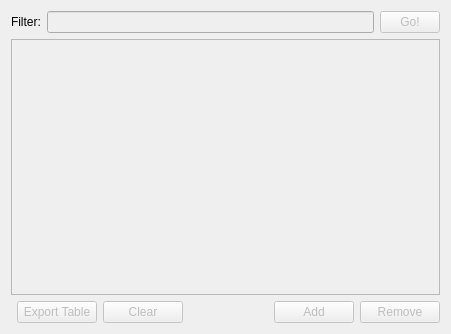
This is BrowseWidget.ui in jimtendo/QuteSQL as Qt 5 draws it before an edit. The edited form follows.
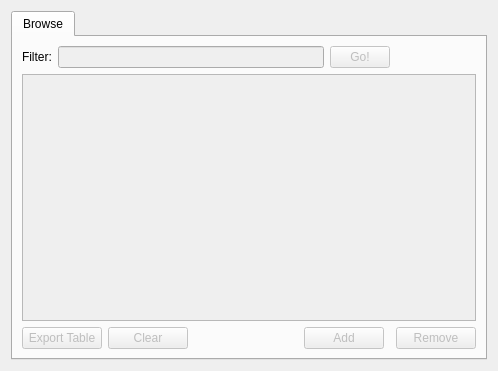
This is the edited form. Icons and pictures are not drawn.

What changed in the file:
```diff
--- a/BrowseWidget.ui
+++ b/BrowseWidget.ui
@@ -6,17 +6,106 @@
    <rect>
     <x>0</x>
     <y>0</y>
-    <width>451</width>
-    <height>334</height>
+    <width>498</width>
+    <height>371</height>
    </rect>
   </property>
   <property name="windowTitle">
    <string>Form</string>
   </property>
+  <layout class="QGridLayout" name="gridLayout_2">
+   <item row="0" column="0">
+    <widget class="QTabWidget" name="tabWidget">
+     <property name="currentIndex">
+      <number>0</number>
+     </property>
+     <widget class="QWidget" name="tab">
+      <attribute name="icon">
+       <iconset theme="folder"/>
+      </attribute>
+      <attribute name="title">
+       <string>Browse</string>
+      </attribute>
   <layout class="QGridLayout" name="gridLayout">
-   <item row="0" column="0" colspan="6">
-    <layout class="QHBoxLayout" name="horizontalLayout">
-     <item>
+       <item row="1" column="0" colspan="6">
+        <widget class="QTableView" name="tableView">
+         <property name="enabled">
+          <bool>false</bool>
+         </property>
+        </widget>
+       </item>
+       <item row="2" column="0">
+        <widget class="QPushButton" name="saveAsButton">
+         <property name="enabled">
+          <bool>false</bool>
+         </property>
+         <property name="text">
+          <string>Export Table</string>
+         </property>
+         <property name="icon">
+          <iconset theme="document-export">
+           <normaloff>.</normaloff>.</iconset>
+         </property>
+        </widget>
+       </item>
+       <item row="2" column="1">
+        <widget class="QPushButton" name="clearButton">
+         <property name="enabled">
+          <bool>false</bool>
+         </property>
+         <property name="text">
+          <string>Clear</string>
+         </property>
+         <property name="icon">
+          <iconset theme="edit-clear">
+           <normaloff>.</normaloff>.</iconset>
+         </property>
+        </widget>
+       </item>
+       <item row="2" column="2">
+        <spacer name="horizontalSpacer">
+         <property name="orientation">
+          <enum>Qt::Horizontal</enum>
+         </property>
+         <property name="sizeHint" stdset="0">
+          <size>
+           <width>207</width>
+           <height>20</height>
+          </size>
+         </property>
+        </spacer>
+       </item>
+       <item row="2" column="3">
+        <widget class="QPushButton" name="addButton">
+         <property name="enabled">
+          <bool>false</bool>
+         </property>
+         <property name="text">
+          <string>Add</string>
+         </property>
+         <property name="icon">
+          <iconset theme="list-add">
+           <normaloff>.</normaloff>.</iconset>
+         </property>
+        </widget>
+       </item>
+       <item row="2" column="5">
+        <widget class="QPushButton" name="removeButton">
+         <property name="enabled">
+          <bool>false</bool>
+         </property>
+         <property name="text">
+          <string>Remove</string>
+         </property>
+         <property name="icon">
+          <iconset theme="list-remove">
+           <normaloff>.</normaloff>.</iconset>
+         </property>
+        </widget>
+       </item>
+       <item row="0" column="0" colspan="5">
+        <layout class="QGridLayout" name="gridLayout_3">
+         <item row="0" column="0">
       <widget class="QLabel" name="label">
        <property name="maximumSize">
         <size>
@@ -29,7 +118,7 @@
        </property>
       </widget>
      </item>
-     <item>
+         <item row="0" column="1">
       <widget class="QLineEdit" name="filterEdit">
        <property name="enabled">
         <bool>false</bool>
@@ -51,7 +140,7 @@
        </property>
       </widget>
      </item>
-     <item>
+         <item row="0" column="2">
       <widget class="QPushButton" name="filterButton">
        <property name="enabled">
         <bool>false</bool>
@@ -74,80 +163,8 @@
      </item>
     </layout>
    </item>
-   <item row="1" column="0" colspan="6">
-    <widget class="QTableView" name="tableView">
-     <property name="enabled">
-      <bool>false</bool>
-     </property>
-    </widget>
-   </item>
-   <item row="2" column="3">
-    <spacer name="horizontalSpacer">
-     <property name="orientation">
-      <enum>Qt::Horizontal</enum>
-     </property>
-     <property name="sizeHint" stdset="0">
-      <size>
-       <width>207</width>
-       <height>20</height>
-      </size>
-     </property>
-    </spacer>
-   </item>
-   <item row="2" column="4">
-    <widget class="QPushButton" name="addButton">
-     <property name="enabled">
-      <bool>false</bool>
-     </property>
-     <property name="text">
-      <string>Add</string>
-     </property>
-     <property name="icon">
-      <iconset theme="list-add">
-       <normaloff/>
-      </iconset>
-     </property>
-    </widget>
-   </item>
-   <item row="2" column="5">
-    <widget class="QPushButton" name="removeButton">
-     <property name="enabled">
-      <bool>false</bool>
-     </property>
-     <property name="text">
-      <string>Remove</string>
-     </property>
-     <property name="icon">
-      <iconset theme="list-remove"/>
-     </property>
-    </widget>
-   </item>
-   <item row="2" column="1">
-    <widget class="QPushButton" name="saveAsButton">
-     <property name="enabled">
-      <bool>false</bool>
-     </property>
-     <property name="text">
-      <string>Export Table</string>
-     </property>
-     <property name="icon">
-      <iconset theme="document-export"/>
-     </property>
-    </widget>
-   </item>
-   <item row="2" column="2">
-    <widget class="QPushButton" name="clearButton">
-     <property name="enabled">
-      <bool>false</bool>
-     </property>
-     <property name="text">
-      <string>Clear</string>
-     </property>
-     <property name="icon">
-      <iconset theme="edit-clear">
-       <normaloff/>
-      </iconset>
-     </property>
+      </layout>
+     </widget>
     </widget>
    </item>
   </layout>
```
Left out of the diff: 3 changed lines with no effect on the pictures. Lines whose indentation alone changed are shown as unchanged.
